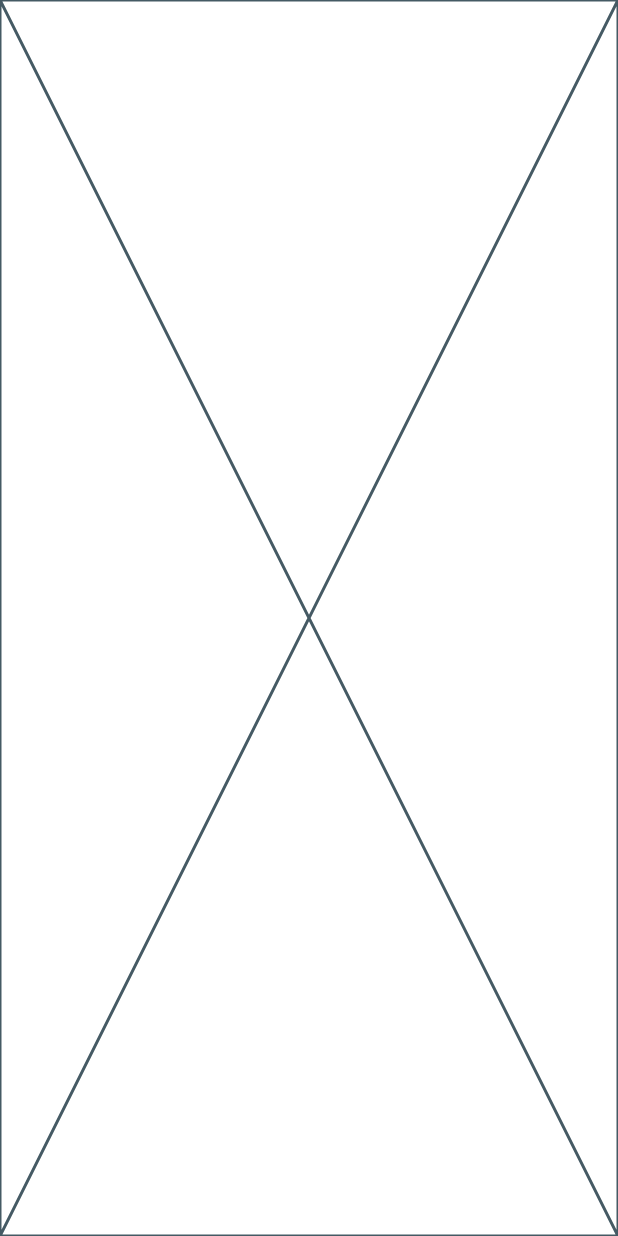
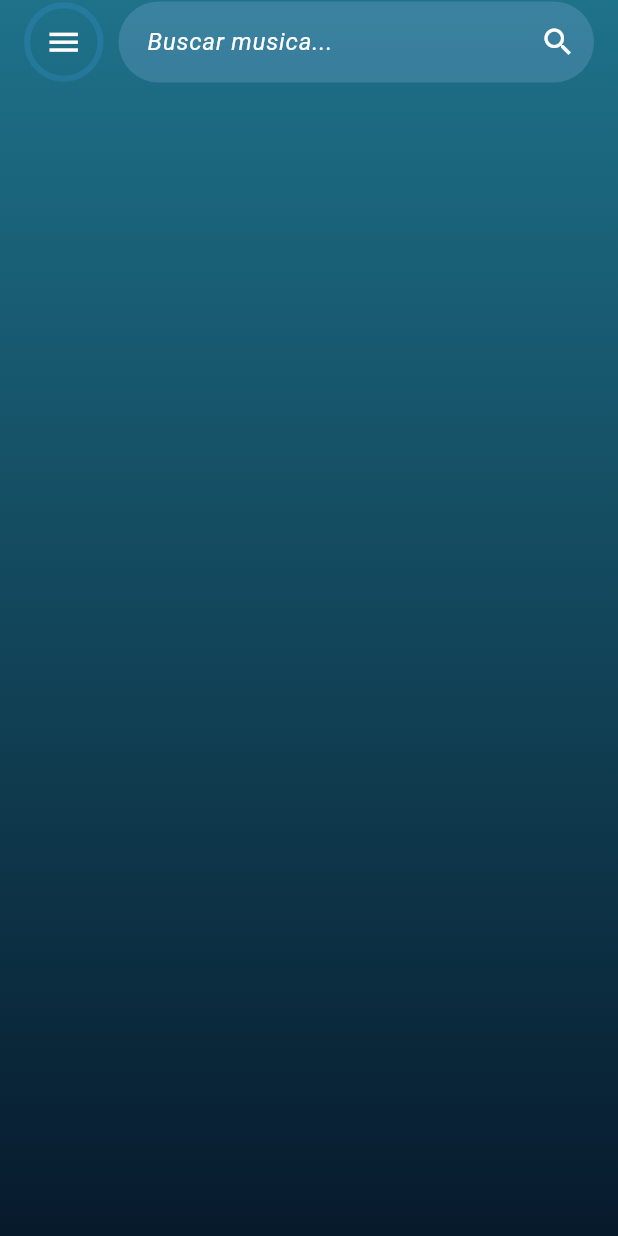
Before and after one commit to 4dominic888/tidal-wave, a Flutter app: the screen it shows after launch, on a phone screen of 412 x 824 dp. Run offline on Flutter 3.47's test engine with Material 3 defaults, Android fonts, the phone set to English and light mode, and no system bars; our stand-ins replace audio_video_progress_bar, cached_network_image, just_audio, just_audio_background, palette_generator, rxdart.

Commit message:
lista musica screen, parte superior appbar

```diff
--- a/lib/modules/lista_musica/screens/lista_musica_screen.dart
+++ b/lib/modules/lista_musica/screens/lista_musica_screen.dart
@@ -1,4 +1,9 @@
+import 'dart:ui';
+
+import 'package:flutter/cupertino.dart';
 import 'package:flutter/material.dart';
+import 'package:flutter/widgets.dart';
+import 'package:tidal_wave/modules/lista_musica/widgets/icon_button_music.dart';
 
 class ListaMusicaScreen extends StatefulWidget {
   const ListaMusicaScreen({super.key});
@@ -10,6 +15,68 @@ class ListaMusicaScreen extends StatefulWidget {
 class _ListaMusicaScreenState extends State<ListaMusicaScreen> {
   @override
   Widget build(BuildContext context) {
-    return const Placeholder();
+    return Scaffold(
+      extendBodyBehindAppBar: true,
+      appBar: AppBar(
+        backgroundColor: Colors.transparent,
+        elevation: 0,
+        title: Row(
+          children: [
+            IconButtonUIMusic(
+              borderColor: Colors.blue.shade400.withAlpha(50),
+              borderSize: 4.0,
+              fillColor: Colors.transparent,
+              icon: const Icon(Icons.menu, size: 25, color: Colors.white),
+              onTap: () {},
+            ),
+
+            const SizedBox(width: 10),
+            PreferredSize(
+              preferredSize: const Size.fromHeight(kToolbarHeight),
+              child:
+                Expanded(
+                  child: TextField(
+                    decoration: InputDecoration(
+                      hintText: 'Buscar musica...',
+                      hintStyle: const TextStyle(
+                        fontStyle: FontStyle.italic,
+                        color: Colors.white
+                      ),
+                      enabledBorder: OutlineInputBorder(
+                        borderRadius: BorderRadius.circular(300),
+                        borderSide: const BorderSide(color: Colors.transparent)
+                      ),
+                      fillColor: const Color.fromRGBO(171, 196, 248, 0.2),
+                      filled: true,
+                      suffixIcon: const Icon(Icons.search),
+                      suffixIconColor: Colors.white,
+                      focusedBorder: OutlineInputBorder(
+                        borderRadius: BorderRadius.circular(300),
+                        borderSide: const BorderSide(color: Color.fromRGBO(171, 196, 248, 0.6))
+                      ),
+                      contentPadding: const EdgeInsets.all(15),
+                    ),
+                    autocorrect: false,
+                    enableSuggestions: false,
+                    cursorColor: Colors.white,
+                    style: const TextStyle(color: Colors.white),
+                )
+              )
+            )
+        ]),
+      ),
+      body: Container(
+        padding: const EdgeInsets.all(20),
+        height: double.infinity,
+        width: double.infinity,
+        decoration: const BoxDecoration(
+          gradient: LinearGradient(
+            begin: Alignment.topCenter,
+            end: Alignment.bottomCenter,
+            colors: [Color.fromARGB(255, 30, 114, 138),Color(0xFF071A2C)]
+          )
+        ),
+      )
+    );
   }
 }
--- /dev/null
+++ b/lib/modules/lista_musica/widgets/icon_button_music.dart
@@ -0,0 +1,38 @@
+import 'package:flutter/material.dart';
+
+class IconButtonUIMusic extends StatelessWidget {
+
+  final Color borderColor;
+  final Color fillColor;
+  final Icon icon;
+  final double borderSize;
+  final void Function() onTap;
+
+  const IconButtonUIMusic({
+    super.key,
+    required this.borderColor,
+    required this.fillColor,
+    required this.icon,
+    required this.borderSize,
+    required this.onTap
+  });
+
+  @override
+  Widget build(BuildContext context) {
+    return Ink(
+      decoration: BoxDecoration(
+        border: Border.all(color: borderColor, width: borderSize),
+        color: fillColor,
+        shape: BoxShape.circle
+      ),
+      child: InkWell(
+        borderRadius: BorderRadius.circular(1000.0),
+        onTap: onTap,
+        child: Padding(
+          padding: const EdgeInsets.all(10.0),
+          child: icon,
+        )
+      )
+    );
+  }
+}
--- a/lib/modules/lista_musica/widgets/widget.dart
+++ /dev/null
@@ -1,10 +0,0 @@
-import 'package:flutter/material.dart';
-
-class MyWidget extends StatelessWidget {
-  const MyWidget({super.key});
-
-  @override
-  Widget build(BuildContext context) {
-    return const Placeholder();
-  }
-}
```
